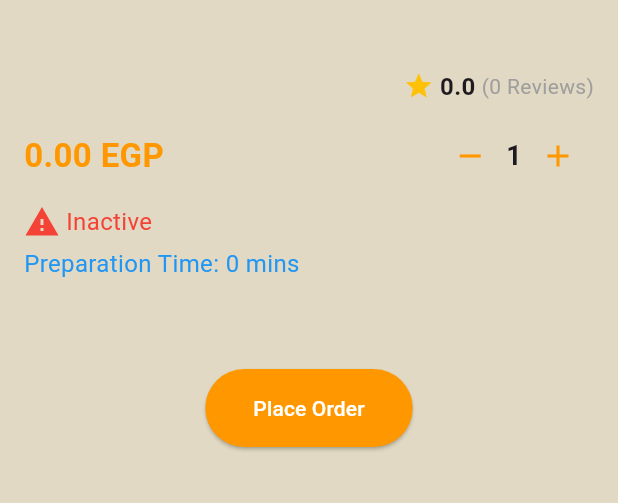
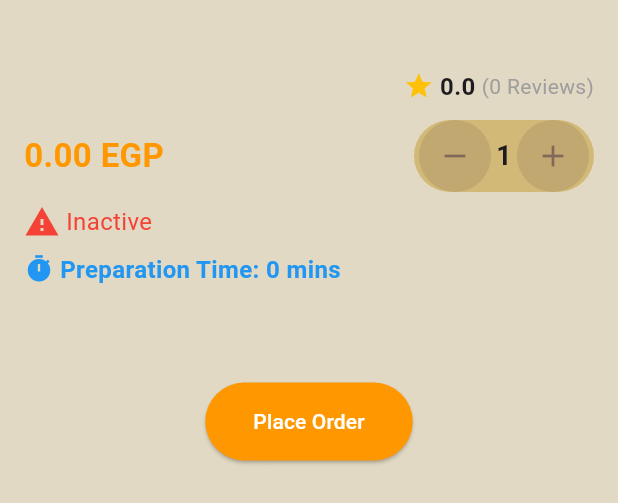
Before and after one commit to naderwael1/kamon, a Flutter app: the ItemDetailCard widget shown alone on an empty page, opened directly with empty values, on a phone screen of 412 x 824 dp. Shown: the top 503 px of the screen. Run offline on Flutter 3.47's test engine with Material 3 defaults, Android fonts, the phone set to English and light mode, and no system bars; our stand-ins replace flutter_bloc, geolocator, go_router, google_fonts; statements that could not run were skipped.

Commit message:
Finsh item UI "wait rec system"

```diff
--- a/lib/Features/menu/presentation/item_card.dart
+++ b/lib/Features/menu/presentation/item_card.dart
@@ -1,4 +1,5 @@
 import 'package:flutter/material.dart';
+import 'package:google_fonts/google_fonts.dart';
 import 'package:kamon/Features/ordars/non_virtual_order/data/post_non_virual.dart';
 import 'package:kamon/Features/ordars/non_virtual_order/model/non_virual_model.dart';
 
@@ -140,10 +141,19 @@ class _ItemDetailCardState extends State<ItemDetailCard> {
                   fontWeight: FontWeight.bold,
                 ),
               ),
-              Row(
+              Container(
+                decoration: BoxDecoration(
+                  color: Color.fromARGB(255, 211, 185, 119),
+                  borderRadius:
+                      BorderRadius.circular(100), // Circular border radius
+                ),
+                child: SizedBox(
+                  width: 120,
+                  child: Row(
+                    mainAxisAlignment: MainAxisAlignment.spaceEvenly,
                     children: [
-                  IconButton(
-                    icon: const Icon(Icons.remove, color: Colors.orange),
+                      CircularIconButton(
+                        icon: Icons.remove,
                         onPressed: () {
                           setState(() {
                             if (quantity > 1) quantity--;
@@ -157,8 +167,8 @@ class _ItemDetailCardState extends State<ItemDetailCard> {
                           fontWeight: FontWeight.bold,
                         ),
                       ),
-                  IconButton(
-                    icon: const Icon(Icons.add, color: Colors.orange),
+                      CircularIconButton(
+                        icon: Icons.add,
                         onPressed: () {
                           setState(() {
                             quantity++;
@@ -166,6 +176,8 @@ class _ItemDetailCardState extends State<ItemDetailCard> {
                         },
                       ),
                     ],
+                  ),
+                ),
               ),
             ],
           ),
@@ -190,20 +202,29 @@ class _ItemDetailCardState extends State<ItemDetailCard> {
               ),
             ],
           ),
-          const SizedBox(height: 4),
+          const SizedBox(height: 8),
+          Row(
+            children: [
+              const Icon(Icons.timer, color: Colors.blue, size: 20),
+              const SizedBox(width: 4),
               Text(
                 'Preparation Time: ${widget.preparationTime} mins',
                 style: const TextStyle(
                   fontSize: 16,
                   color: Colors.blue,
+                  fontWeight: FontWeight.w600,
                 ),
+              ),
+            ],
           ),
           const SizedBox(height: 16),
           Text(
             widget.itemDescription,
-            style: const TextStyle(
-              fontSize: 16,
-              color: Colors.black,
+            style: GoogleFonts.lato(
+              textStyle: Theme.of(context).textTheme.displayLarge,
+              fontSize: 25,
+              color: Color.fromARGB(255, 85, 1, 1),
+              fontWeight: FontWeight.bold,
               fontStyle: FontStyle.italic,
             ),
           ),
@@ -229,3 +250,33 @@ class _ItemDetailCardState extends State<ItemDetailCard> {
     );
   }
 }
+
+class CircularIconButton extends StatelessWidget {
+  final IconData icon;
+  final VoidCallback onPressed;
+  final Color color;
+
+  const CircularIconButton({
+    Key? key,
+    required this.icon,
+    required this.onPressed,
+    this.color = const Color.fromARGB(102, 36, 10, 51),
+  }) : super(key: key);
+
+  @override
+  Widget build(BuildContext context) {
+    return Container(
+      decoration: BoxDecoration(
+        color: color.withOpacity(0.1),
+        shape: BoxShape.circle,
+      ),
+      child: IconButton(
+        icon: Icon(icon, color: color),
+        onPressed: onPressed,
+        iconSize: 24.0,
+        padding: EdgeInsets.zero,
+        constraints: BoxConstraints(),
+      ),
+    );
+  }
+}
```
Lines whose indentation alone changed are shown as unchanged.
